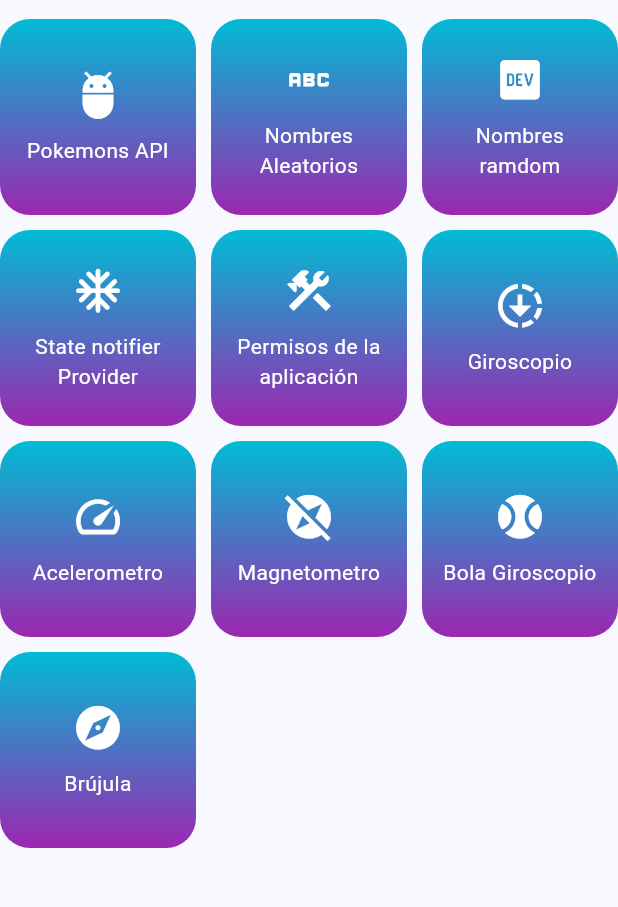
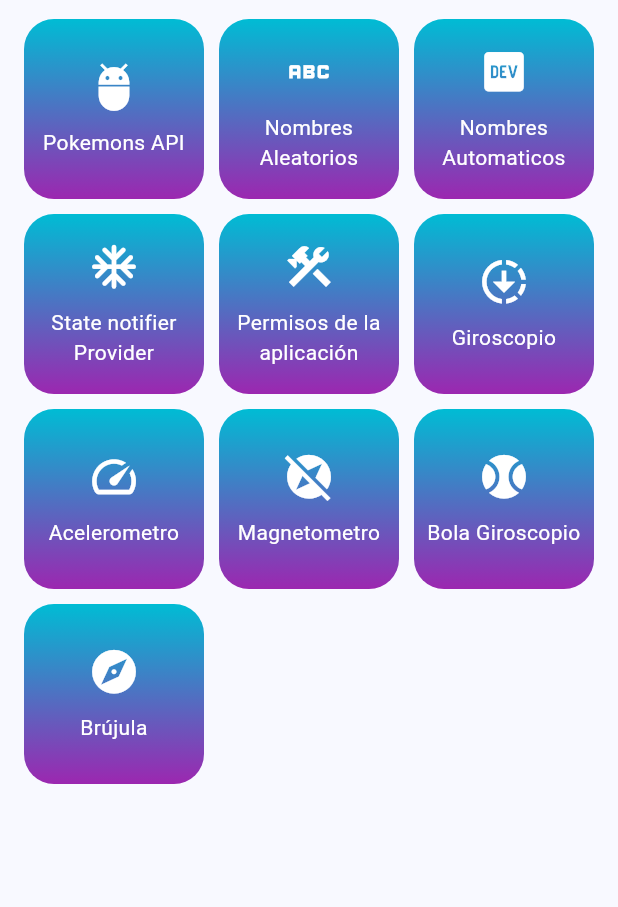
Before and after one commit to EdwinBikes/PokemonApiApp, a Flutter app: the screen it shows after launch, on a phone screen of 412 x 824 dp, the part 65-972 px from its top. Run offline on Flutter 3.47's test engine with Material 3 defaults, Android fonts, the phone set to English and light mode, and no system bars; our stand-ins replace cached_network_image, dio, flutter_riverpod, go_router, google_fonts, permission_handler; missing offline and left inert: random_name_generator.

Commit message:
create screens sensors

```diff
--- a/riverapp/lib/config/router/app_router.dart
+++ b/riverapp/lib/config/router/app_router.dart
@@ -26,4 +26,24 @@ final appRouter = GoRouter(routes: [
     path: '/permissions-screen',
     builder: (context, state) => const PermissionsScreen(),
   ),
+  GoRoute(
+    path: '/gyroscope',
+    builder: (context, state) => const GyroscopeScreen(),
+  ),
+  GoRoute(
+    path: '/accelerometer',
+    builder: (context, state) => const AccelerometerScreen(),
+  ),
+  GoRoute(
+    path: '/magnetometer',
+    builder: (context, state) => const MagnetometerScreen(),
+  ),
+  GoRoute(
+    path: '/compass',
+    builder: (context, state) => const CompassScreen(),
+  ),
+  GoRoute(
+    path: '/gyroscope-ball',
+    builder: (context, state) => const GyroscopeBallScreen(),
+  ),
 ]);
--- a/riverapp/lib/presentation/presentation.dart
+++ b/riverapp/lib/presentation/presentation.dart
@@ -7,6 +7,11 @@ export 'providers/todos_provider.dart';
 export 'screens/future_provider.dart/pokemon_screen.dart';
 export 'screens/home/home_screen.dart';
 export 'screens/permissions/permissions_screen.dart';
+export 'screens/sensors/accelerometer_screen.dart';
+export 'screens/sensors/compass_screen.dart';
+export 'screens/sensors/gyroscope_ball_screen.dart';
+export 'screens/sensors/gyroscope_screen.dart';
+export 'screens/sensors/magnetometer_screen.dart';
 export 'screens/state-notifier-provider/todos_screen.dart';
 export 'screens/state_provider/state_provider_screen.dart';
 export 'screens/stream-provider/stream_screen.dart';
--- a/riverapp/lib/presentation/screens/future_provider.dart/pokemon_screen.dart
+++ b/riverapp/lib/presentation/screens/future_provider.dart/pokemon_screen.dart
@@ -27,7 +27,7 @@ class PokemonScreen extends ConsumerWidget {
                 placeholder: (context, url) =>
                     const CircularProgressIndicator(),
                 errorWidget: (context, url, error) => const Icon(Icons.error),
-                height: 300,
+                height: 200,
                 fit: BoxFit.cover,
               ),
               Text(
--- a/riverapp/lib/presentation/screens/home/home_screen.dart
+++ b/riverapp/lib/presentation/screens/home/home_screen.dart
@@ -20,10 +20,16 @@ class _HomeScreenView extends StatelessWidget {
 
   @override
   Widget build(BuildContext context) {
-    return const CustomScrollView(
-      slivers: [
-        HomeWidgets(),
-      ],
+    return const SafeArea(
+      child: Padding(
+        padding: EdgeInsets.symmetric(
+            horizontal: 16.0), // Ajusta el valor según sea necesario
+        child: CustomScrollView(
+          slivers: [
+            HomeWidgets(),
+          ],
+        ),
+      ),
     );
   }
 }
--- a/riverapp/lib/presentation/widgets/home_widgets.dart
+++ b/riverapp/lib/presentation/widgets/home_widgets.dart
@@ -14,7 +14,7 @@ final menuItems = <MenuItem>[
   MenuItem(
       title: 'Nombres Aleatorios', icon: Icons.abc, route: '/state-provider'),
   MenuItem(
-      title: 'Nombres ramdom',
+      title: 'Nombres Automaticos',
       icon: Icons.logo_dev_outlined,
       route: '/stream-provider'),
   MenuItem(
```
Also changed, not shown: riverapp/lib/presentation/screens/sensors/accelerometer_screen.dart (added, +15 -0 lines), riverapp/lib/presentation/screens/sensors/compass_screen.dart (added, +15 -0 lines), riverapp/lib/presentation/screens/sensors/gyroscope_ball_screen.dart (added, +15 -0 lines), riverapp/lib/presentation/screens/sensors/gyroscope_screen.dart (added, +15 -0 lines), riverapp/lib/presentation/screens/sensors/magnetometer_screen.dart (added, +15 -0 lines), riverapp/lib/presentation/screens/state_provider/state_provider_screen.dart (+5 -3 lines), riverapp/lib/presentation/screens/stream-provider/stream_screen.dart (+7 -1 lines).
